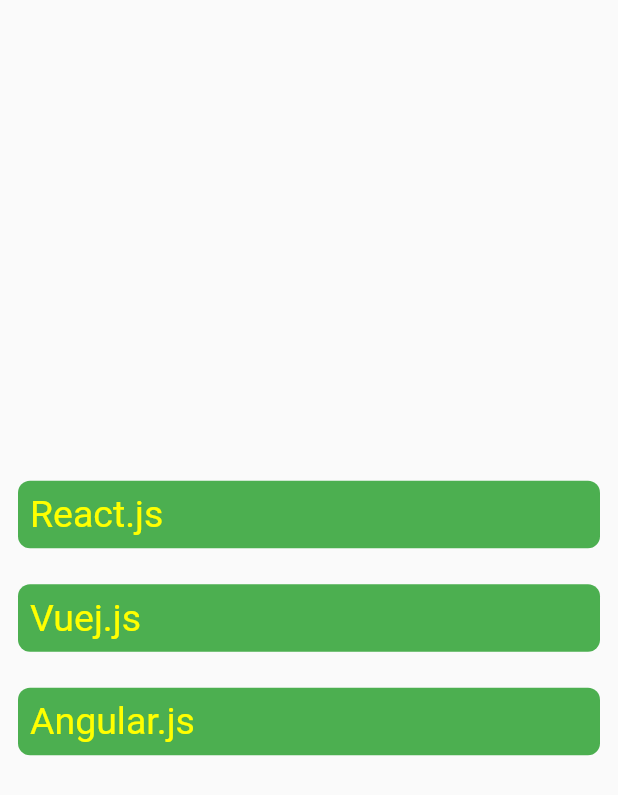
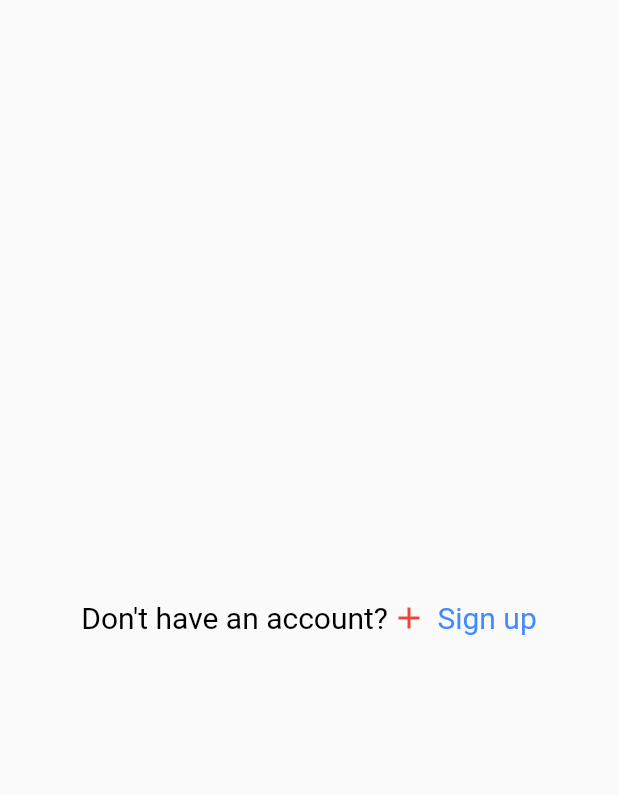
Before and after one commit to tranvantam09032000/APP_FLUTTER, a Flutter app: the screen it shows after launch, on a phone screen of 412 x 824 dp. Shown: the top 795 px of the screen. Run offline on Flutter 3.47's test engine with Material 2 defaults, Android fonts, the phone set to English and light mode, and no system bars.

Commit message:
Widgets text and rich text

```diff
--- a/lib/main.dart
+++ b/lib/main.dart
@@ -1,11 +1,13 @@
 import 'package:app_flutter/widgets_column.dart';
 import 'package:app_flutter/widgets_expanded.dart';
+import 'package:app_flutter/widgets_rich_text.dart';
 import 'package:app_flutter/widgets_row.dart';
 import 'package:app_flutter/widgets_scaffold.dart';
+import 'package:app_flutter/widgets_text.dart';
 import 'package:app_flutter/widgets_wrap.dart';
 import 'package:app_flutter/widgets_container.dart';
 import 'package:flutter/material.dart';
 
 void main() {
-  runApp(WidgetsColumn());
+  runApp(WidgetsRichText());
 }
--- /dev/null
+++ b/lib/widgets_rich_text.dart
@@ -0,0 +1,33 @@
+import 'package:flutter/gestures.dart';
+import 'package:flutter/material.dart';
+
+class WidgetsRichText extends StatelessWidget {
+  const WidgetsRichText({Key? key}) : super(key: key);
+
+  @override
+  Widget build(BuildContext context) {
+    return MaterialApp(
+        title: "Flutter App",
+        theme: ThemeData(primarySwatch: Colors.blue),
+        home: Scaffold(
+            body: Center(
+          child: RichText(
+            text: TextSpan(
+                text: 'Don\'t have an account?',
+                style: TextStyle(color: Colors.black, fontSize: 20),
+                children: [
+                  WidgetSpan(
+                    child: Padding(
+                      padding: const EdgeInsets.symmetric(horizontal: 2.0),
+                      child: Icon(Icons.add, color: Colors.red),
+                    ),
+                  ),
+                  TextSpan(
+                      text: ' Sign up',
+                      style: TextStyle(color: Colors.blueAccent, fontSize: 20),
+                      recognizer: TapGestureRecognizer()..onTap = () {})
+                ]),
+          ),
+        )));
+  }
+}
```
Also changed, not shown: lib/widgets_text.dart (added, +32 -0 lines).
